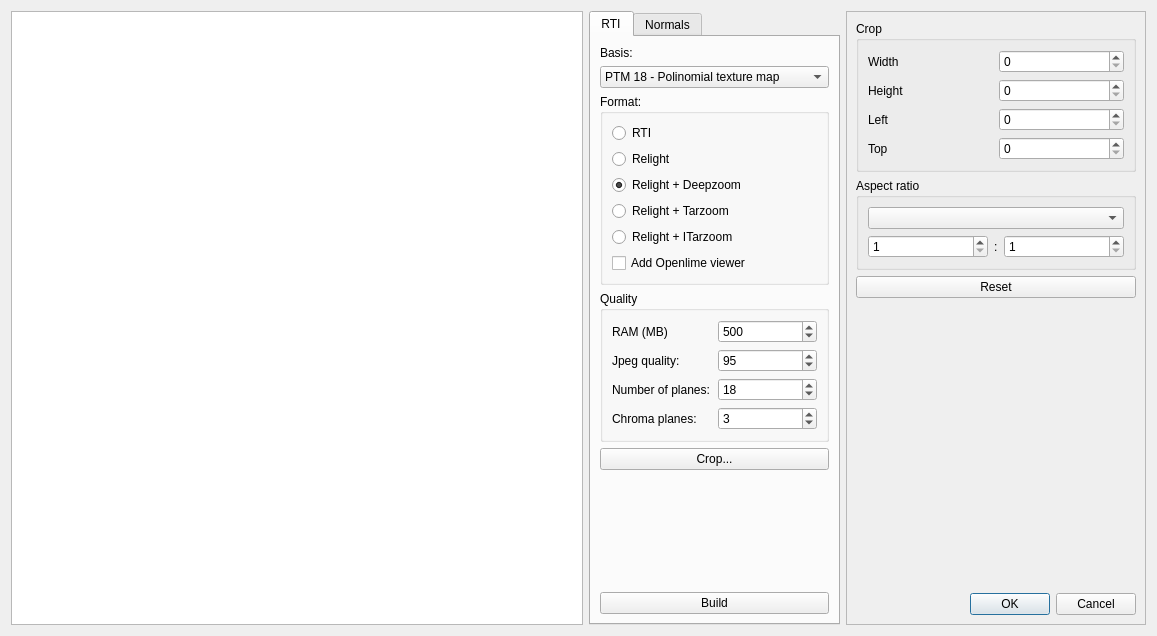
First picture: the form in relight/rtiexport.ui, repository cnr-isti-vclab/relight, before the edit.
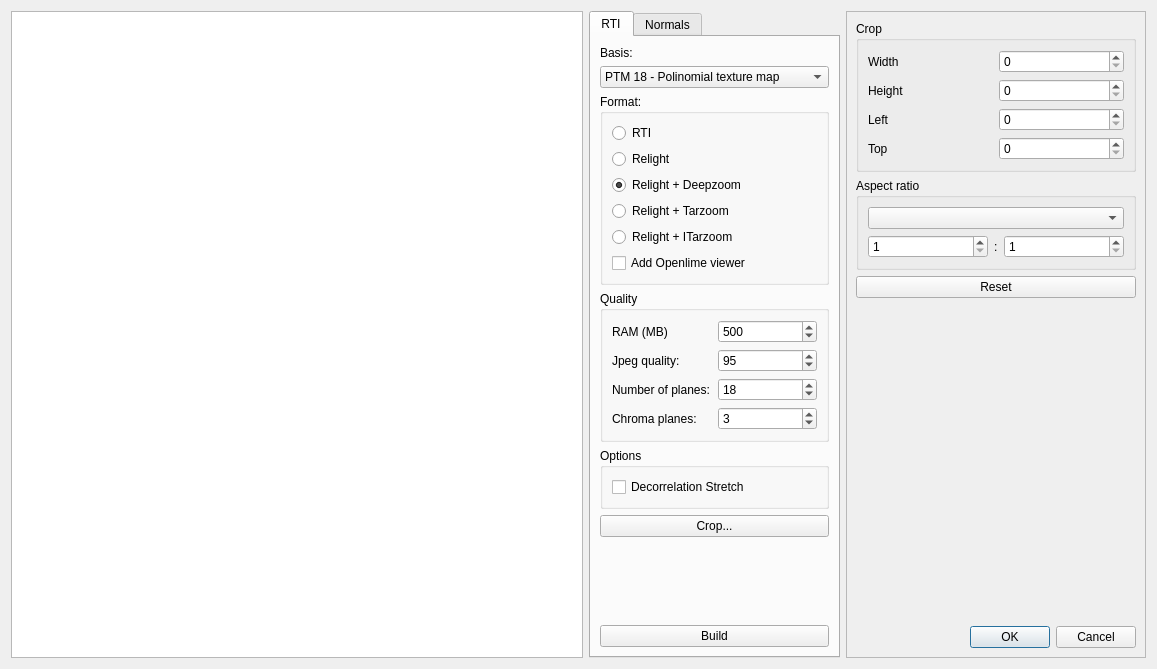
Second picture: the form after the edit. The open tabs and pages were chosen to show the change. Icons and pictures are not drawn. Custom widgets are drawn as their Qt base class.

Diff of the .ui file:
```diff
--- a/relight/rtiexport.ui
+++ b/relight/rtiexport.ui
@@ -7,7 +7,7 @@
     <x>0</x>
     <y>0</y>
     <width>1157</width>
-    <height>636</height>
+    <height>669</height>
    </rect>
   </property>
   <property name="windowTitle">
@@ -241,6 +241,22 @@
          </layout>
         </widget>
        </item>
+       <item>
+        <widget class="QGroupBox" name="verticalGroupBox">
+         <property name="title">
+          <string>Options</string>
+         </property>
+         <layout class="QVBoxLayout" name="verticalLayout_5">
+          <item>
+           <widget class="QCheckBox" name="chkDStretch">
+            <property name="text">
+             <string>Decorrelation Stretch</string>
+            </property>
+           </widget>
+          </item>
+         </layout>
+        </widget>
+       </item>
        <item>
         <widget class="QPushButton" name="crop">
          <property name="text">
```
Left out of the diff: 2 changed lines with no effect on the pictures.
